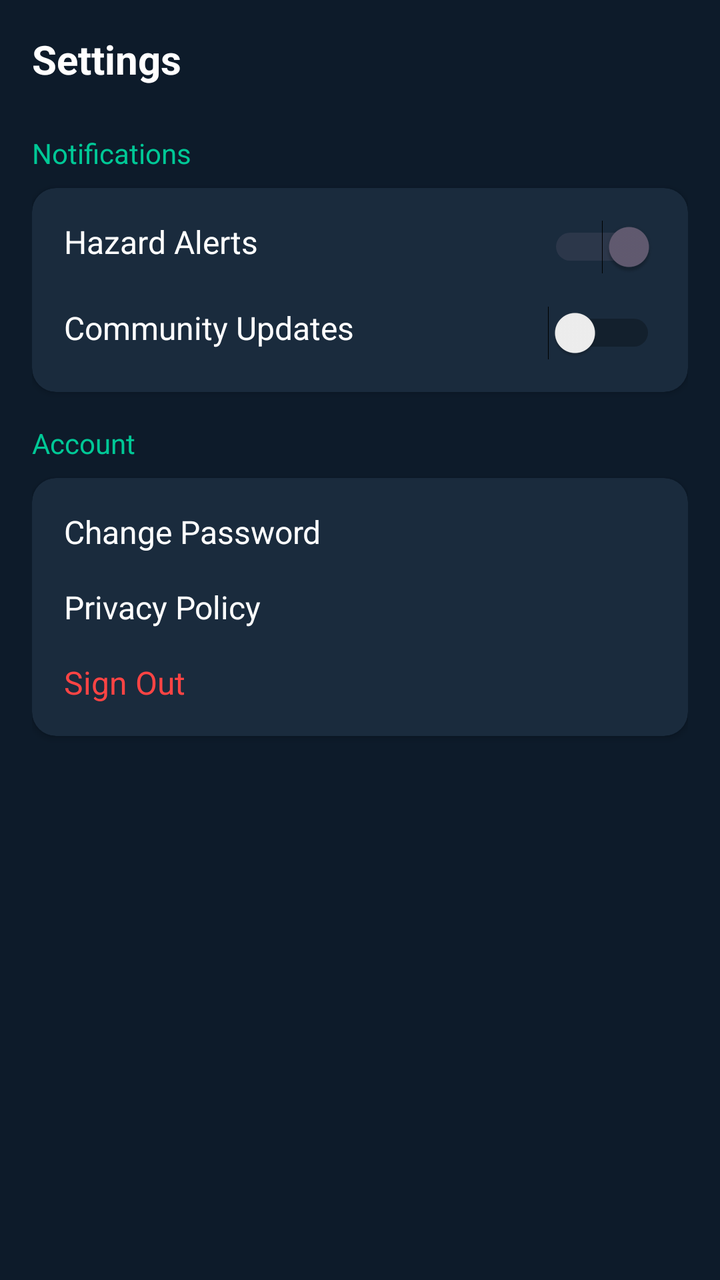
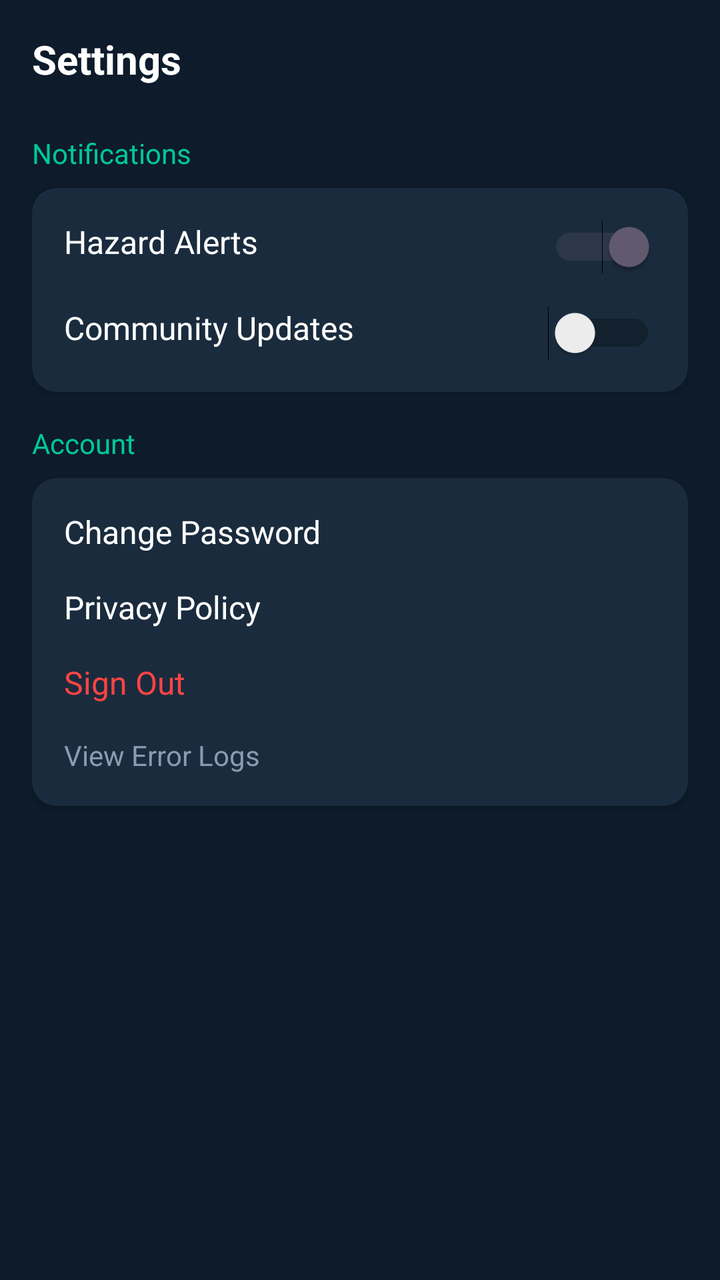

Screens rendered from an Android XML layout before and after an edit, with the pre-edit source and the edit as a unified diff.
<!-- AndroidManifest.xml: application theme Theme.RouteGuard -->
<!-- res/layout/fragment_settings.xml -->
<?xml version="1.0" encoding="utf-8"?>
<LinearLayout
    xmlns:android="http://schemas.android.com/apk/res/android"
    android:layout_width="match_parent"
    android:layout_height="match_parent"
    android:orientation="vertical"
    android:background="@color/bg_primary"
    android:padding="16dp">

    <TextView
        android:layout_width="wrap_content"
        android:layout_height="wrap_content"
        android:text="@string/nav_settings"
        android:textColor="@color/text_primary"
        android:textSize="20sp"
        android:textStyle="bold"
        android:layout_marginBottom="24dp" />

    
    <TextView
        android:layout_width="wrap_content"
        android:layout_height="wrap_content"
        android:text="@string/notifications"
        android:textColor="@color/accent_teal"
        android:textSize="14sp"
        android:layout_marginBottom="8dp" />

    <androidx.cardview.widget.CardView
        android:layout_width="match_parent"
        android:layout_height="wrap_content"
        android:layout_marginBottom="16dp"
        xmlns:app="http://schemas.android.com/apk/res-auto"
        app:cardBackgroundColor="@color/bg_card"
        app:cardCornerRadius="12dp">

        <LinearLayout
            android:layout_width="match_parent"
            android:layout_height="wrap_content"
            android:orientation="vertical"
            android:padding="16dp">

            <RelativeLayout
                android:layout_width="match_parent"
                android:layout_height="wrap_content"
                android:layout_marginBottom="16dp">
                <TextView
                    android:layout_width="wrap_content"
                    android:layout_height="wrap_content"
                    android:text="@string/hazard_alerts"
                    android:textColor="@color/text_primary"
                    android:textSize="16sp" />
                <Switch
                    android:layout_width="wrap_content"
                    android:layout_height="wrap_content"
                    android:layout_alignParentEnd="true"
                    android:checked="true" />
            </RelativeLayout>

            <RelativeLayout
                android:layout_width="match_parent"
                android:layout_height="wrap_content">
                <TextView
                    android:layout_width="wrap_content"
                    android:layout_height="wrap_content"
                    android:text="@string/community_updates"
                    android:textColor="@color/text_primary"
                    android:textSize="16sp" />
                <Switch
                    android:layout_width="wrap_content"
                    android:layout_height="wrap_content"
                    android:layout_alignParentEnd="true"
                    android:checked="false" />
            </RelativeLayout>
        </LinearLayout>
    </androidx.cardview.widget.CardView>

    
    <TextView
        android:layout_width="wrap_content"
        android:layout_height="wrap_content"
        android:text="@string/account"
        android:textColor="@color/accent_teal"
        android:textSize="14sp"
        android:layout_marginBottom="8dp" />

    <androidx.cardview.widget.CardView
        android:layout_width="match_parent"
        android:layout_height="wrap_content"
        xmlns:app="http://schemas.android.com/apk/res-auto"
        app:cardBackgroundColor="@color/bg_card"
        app:cardCornerRadius="12dp">

        <LinearLayout
            android:layout_width="match_parent"
            android:layout_height="wrap_content"
            android:orientation="vertical"
            android:padding="16dp">

            <TextView
                android:layout_width="match_parent"
                android:layout_height="wrap_content"
                android:text="@string/change_password"
                android:textColor="@color/text_primary"
                android:textSize="16sp"
                android:paddingBottom="16dp" />

            <TextView
                android:layout_width="match_parent"
                android:layout_height="wrap_content"
                android:text="@string/privacy_policy"
                android:textColor="@color/text_primary"
                android:textSize="16sp"
                android:paddingBottom="16dp" />

            <TextView
                android:id="@+id/btnSignOut"
                android:layout_width="match_parent"
                android:layout_height="wrap_content"
                android:text="@string/sign_out"
                android:textColor="@color/danger_red"
                android:textSize="16sp" />
        </LinearLayout>
    </androidx.cardview.widget.CardView>

</LinearLayout>
<!-- resources referenced by this layout -->
<resources>
  <color name="accent_teal">#00C896</color>
  <color name="bg_card">#1A2B3D</color>
  <color name="bg_primary">#0D1B2A</color>
  <color name="danger_red">#FF4444</color>
  <color name="text_primary">#FFFFFF</color>
  <string name="account">Account</string>
  <string name="change_password">Change Password</string>
  <string name="community_updates">Community Updates</string>
  <string name="hazard_alerts">Hazard Alerts</string>
  <string name="nav_settings">Settings</string>
  <string name="notifications">Notifications</string>
  <string name="privacy_policy">Privacy Policy</string>
  <string name="sign_out">Sign Out</string>
  <style name="Theme.RouteGuard" parent="Base.Theme.RouteGuard" />
  <style name="Base.Theme.RouteGuard" parent="Theme.Material3.DayNight.NoActionBar">
          
          
      </style>
</resources>

<!-- the commit's change to res/layout/fragment_settings.xml (unified diff, before → after) -->
@@ -118,7 +118,16 @@
                 android:layout_height="wrap_content"
                 android:text="@string/sign_out"
                 android:textColor="@color/danger_red"
-                android:textSize="16sp" />
+                android:textSize="16sp"
+                android:paddingBottom="16dp" />
+
+            <TextView
+                android:id="@+id/btnViewLogs"
+                android:layout_width="match_parent"
+                android:layout_height="wrap_content"
+                android:text="View Error Logs"
+                android:textColor="@color/text_secondary"
+                android:textSize="14sp" />
         </LinearLayout>
     </androidx.cardview.widget.CardView>
 
<!-- resource entries referenced after the edit -->
@@ -5,6 +5,7 @@
   <color name="bg_primary">#0D1B2A</color>
   <color name="danger_red">#FF4444</color>
   <color name="text_primary">#FFFFFF</color>
+  <color name="text_secondary">#8A9BB0</color>
   <string name="account">Account</string>
   <string name="change_password">Change Password</string>
   <string name="community_updates">Community Updates</string>
